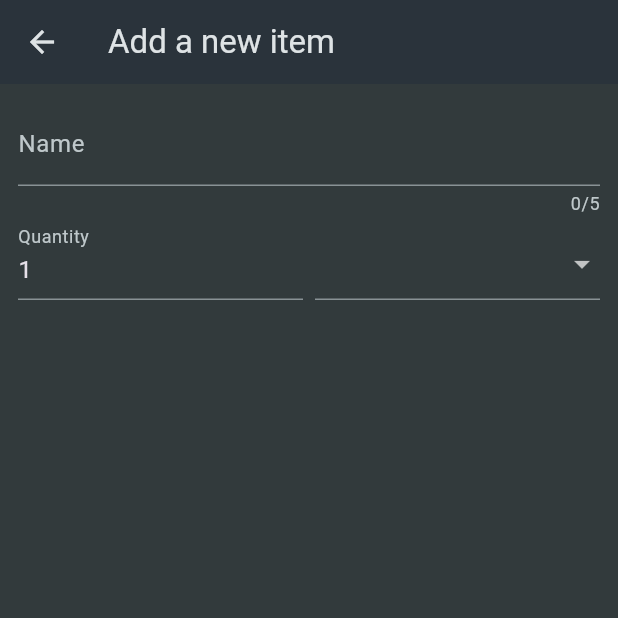
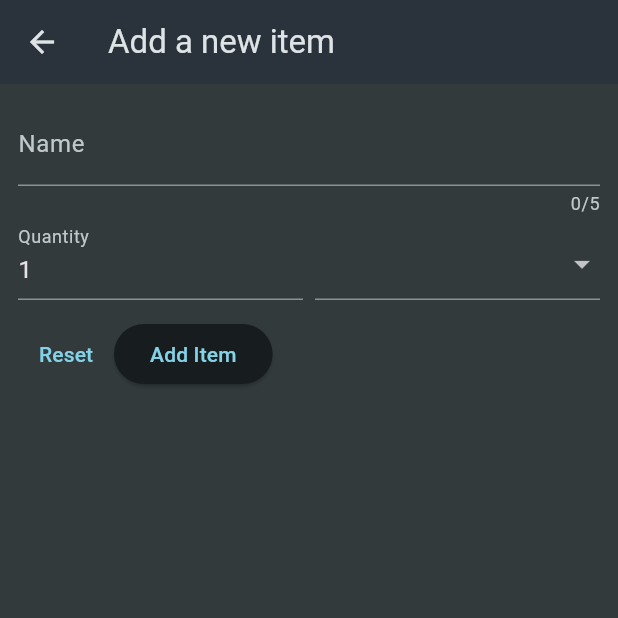
Before and after one commit to Aarushi0010/shopping_list, a Flutter app: the NewItem screen opened directly, on a phone screen of 412 x 824 dp, the top half of it. Run offline on Flutter 3.47's test engine with Material 3 defaults, Android fonts, the phone set to English and light mode, and no system bars.

Commit message:
added reset options

```diff
--- a/lib/widgets/new_item.dart
+++ b/lib/widgets/new_item.dart
@@ -63,6 +63,14 @@ class _NewItemState extends State<NewItem>{
                       onChanged: (value){}, ),
                 )
               ],
+            ),
+            const SizedBox(height: 12,),
+            Row(
+              crossAxisAlignment: CrossAxisAlignment.end,
+              children: [
+                TextButton(onPressed: (){}, child: const Text('Reset')),
+                ElevatedButton(onPressed: (){}, child: const Text('Add Item'))
+              ],
             )
           ],
         )),
```
